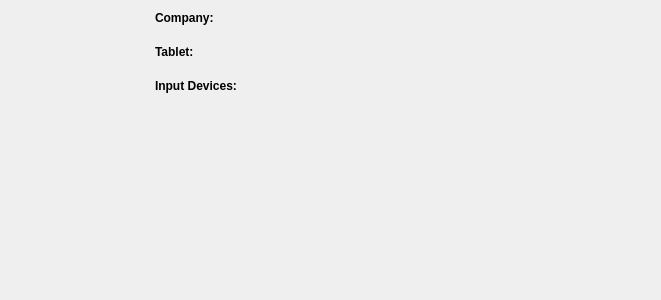
This is src/kcmodule/generalwidget.ui in KDE/wacomtablet as Qt 5 draws it before an edit. The edited form follows.
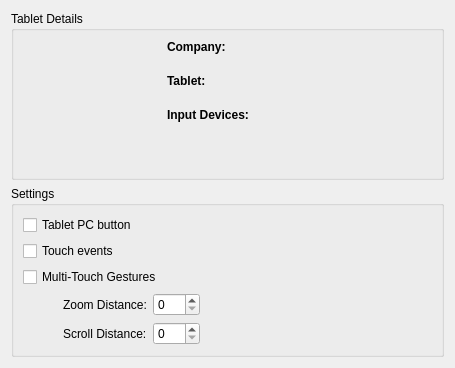
This is the edited form. Custom widgets are drawn as their Qt base class.

```diff
--- a/src/kcmodule/generalwidget.ui
+++ b/src/kcmodule/generalwidget.ui
@@ -6,8 +6,8 @@
    <rect>
     <x>0</x>
     <y>0</y>
-    <width>661</width>
-    <height>300</height>
+    <width>455</width>
+    <height>345</height>
    </rect>
   </property>
   <property name="windowTitle">
@@ -16,7 +16,13 @@
   <property name="locale">
    <locale language="English" country="UnitedKingdom"/>
   </property>
-  <layout class="QVBoxLayout" name="verticalLayout">
+  <layout class="QVBoxLayout" name="verticalLayout_2">
+   <item>
+    <widget class="QGroupBox" name="groupBox">
+     <property name="title">
+      <string>Tablet Details</string>
+     </property>
+     <layout class="QHBoxLayout" name="horizontalLayout_2">
    <item>
     <layout class="QHBoxLayout" name="horizontalLayout">
      <item>
@@ -36,10 +42,16 @@
        <property name="text">
         <string/>
        </property>
+          <property name="alignment">
+           <set>Qt::AlignHCenter|Qt::AlignTop</set>
+          </property>
       </widget>
      </item>
      <item>
       <layout class="QFormLayout" name="formLayout">
+          <property name="fieldGrowthPolicy">
+           <enum>QFormLayout::ExpandingFieldsGrow</enum>
+          </property>
        <property name="horizontalSpacing">
         <number>20</number>
        </property>
@@ -116,21 +128,132 @@
      </item>
     </layout>
    </item>
+     </layout>
+    </widget>
+   </item>
    <item>
-    <spacer name="verticalSpacer">
+    <widget class="QGroupBox" name="groupBox_2">
+     <property name="title">
+      <string>Settings</string>
+     </property>
+     <layout class="QVBoxLayout" name="verticalLayout">
+      <item>
+       <widget class="QCheckBox" name="tabletPCButtonCheckBox">
+        <property name="toolTip">
+         <string>If on, the stylus must be in contact with the screen for a stylus side button to work. 
+If off, stylus buttons will work once the stylus is in proximity of the tablet (regardless of whether it is touching the screen)</string>
+        </property>
+        <property name="text">
+         <string>Tablet PC button</string>
+        </property>
+       </widget>
+      </item>
+      <item>
+       <widget class="QCheckBox" name="touchEventsCheckBox">
+        <property name="toolTip">
+         <string>Turns on/off Touch events (default is enable/on).</string>
+        </property>
+        <property name="text">
+         <string>Touch events</string>
+        </property>
+       </widget>
+      </item>
+      <item>
+       <widget class="QCheckBox" name="gesturesCheckBox">
+        <property name="toolTip">
+         <string>Turns on/off multi-touch gesture events (default is enable/on). </string>
+        </property>
+        <property name="text">
+         <string>Multi-Touch Gestures</string>
+        </property>
+       </widget>
+      </item>
+      <item>
+       <layout class="QHBoxLayout" name="horizontalLayout_3">
+        <item>
+         <spacer name="horizontalSpacer">
      <property name="orientation">
-      <enum>Qt::Vertical</enum>
-     </property>
+           <enum>Qt::Horizontal</enum>
+          </property>
+          <property name="sizeType">
+           <enum>QSizePolicy::Fixed</enum>
+          </property>
      <property name="sizeHint" stdset="0">
       <size>
-       <width>20</width>
-       <height>155</height>
+            <width>40</width>
+            <height>20</height>
       </size>
      </property>
     </spacer>
    </item>
-  </layout>
- </widget>
+        <item>
+         <layout class="QFormLayout" name="formLayout_2">
+          <property name="fieldGrowthPolicy">
+           <enum>QFormLayout::ExpandingFieldsGrow</enum>
+          </property>
+          <item row="0" column="0">
+           <widget class="QLabel" name="label">
+            <property name="toolTip">
+             <string>Minimum distance for a zoom gesture (default is 50).</string>
+            </property>
+            <property name="text">
+             <string>Zoom Distance:</string>
+            </property>
+           </widget>
+          </item>
+          <item row="0" column="1">
+           <widget class="KIntSpinBox" name="zoomDistanceBox">
+            <property name="maximum">
+             <number>200</number>
+            </property>
+           </widget>
+          </item>
+          <item row="1" column="0">
+           <widget class="QLabel" name="label_2">
+            <property name="toolTip">
+             <string>Minimum motion before sending a scroll gesture (default is 20).</string>
+            </property>
+            <property name="text">
+             <string>Scroll Distance:</string>
+            </property>
+           </widget>
+          </item>
+          <item row="1" column="1">
+           <widget class="KIntSpinBox" name="scrollDistanceBox">
+            <property name="maximum">
+             <number>200</number>
+            </property>
+           </widget>
+          </item>
+         </layout>
+        </item>
+        <item>
+         <spacer name="horizontalSpacer_2">
+          <property name="orientation">
+           <enum>Qt::Horizontal</enum>
+          </property>
+          <property name="sizeHint" stdset="0">
+           <size>
+            <width>40</width>
+            <height>20</height>
+           </size>
+          </property>
+         </spacer>
+        </item>
+       </layout>
+      </item>
+     </layout>
+    </widget>
+   </item>
+  </layout>
+ </widget>
+ <customwidgets>
+  <customwidget>
+   <class>KIntSpinBox</class>
+   <extends>QSpinBox</extends>
+   <header>knuminput.h</header>
+  </customwidget>
+ </customwidgets>
  <resources/>
  <connections/>
 </ui>
```
Left out of the diff: 86 changed lines with no effect on the pictures. Lines whose indentation alone changed are shown as unchanged.
